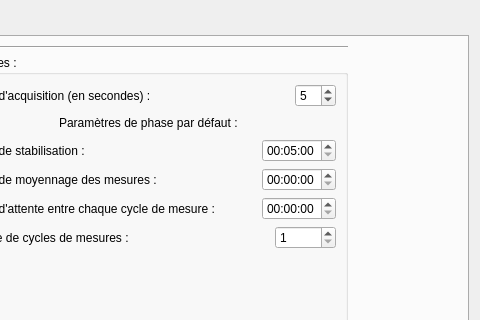
Old version of the form creationtest.ui in the repository InformatiqueAtmoNA/tam; both pictures show x 544 to 1024 and y 0 to 320 of the 1024 by 768 pixel window.
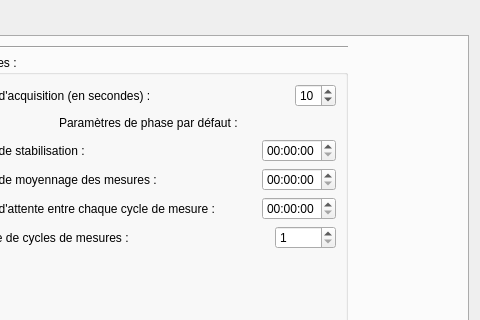
New version of the form.

The edit to the form file:
```diff
--- a/creationtest.ui
+++ b/creationtest.ui
@@ -327,7 +327,7 @@
                            <number>2</number>
                           </property>
                           <property name="value">
-                           <number>5</number>
+                           <number>10</number>
                           </property>
                          </widget>
                         </item>
@@ -400,13 +400,6 @@
                           <property name="displayFormat">
                            <string>HH:mm:ss</string>
                           </property>
-                          <property name="time">
-                           <time>
-                            <hour>0</hour>
-                            <minute>5</minute>
-                            <second>0</second>
-                           </time>
-                          </property>
                          </widget>
                         </item>
                        </layout>
```
